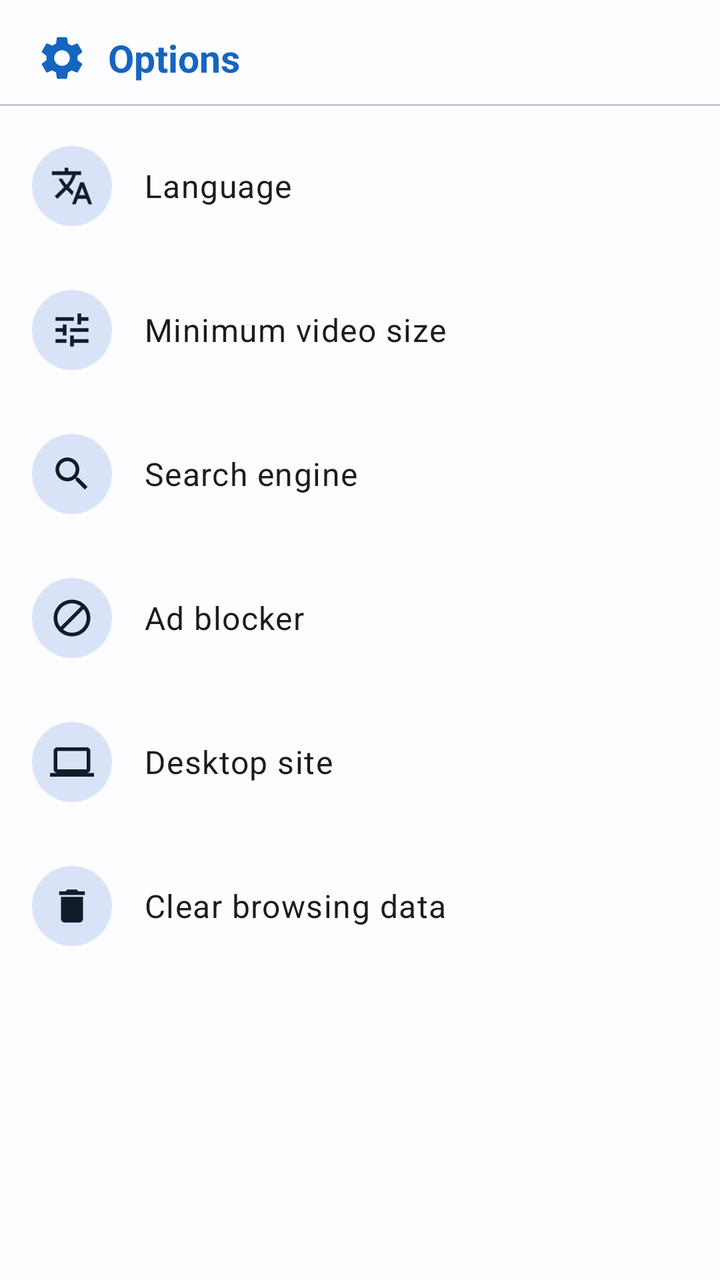
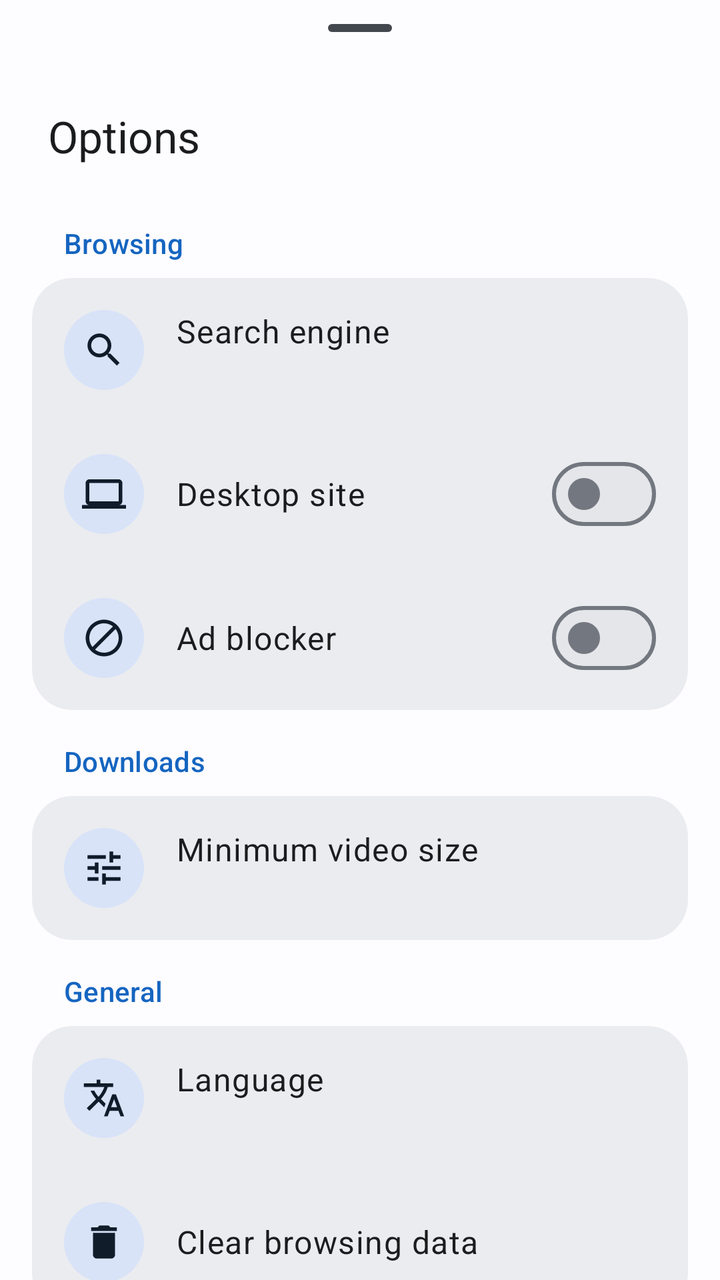

Two renders of the same Android screen: before a commit and after it. Below are the layout's source before the change and the commit's diff.
<!-- AndroidManifest.xml: application theme Theme.VideoDownloader -->
<!-- res/layout/sheet_options.xml -->
<?xml version="1.0" encoding="utf-8"?>
<ScrollView xmlns:android="http://schemas.android.com/apk/res/android"
    xmlns:app="http://schemas.android.com/apk/res-auto"
    android:layout_width="match_parent"
    android:layout_height="wrap_content"
    android:maxHeight="560dp"
    android:overScrollMode="never">

    <LinearLayout
        android:layout_width="match_parent"
        android:layout_height="wrap_content"
        android:orientation="vertical"
        android:paddingTop="16dp"
        android:paddingBottom="8dp">

        <LinearLayout
            android:layout_width="match_parent"
            android:layout_height="wrap_content"
            android:orientation="horizontal"
            android:gravity="center_vertical"
            android:paddingHorizontal="18dp"
            android:paddingBottom="10dp">

            <ImageView
                android:layout_width="26dp"
                android:layout_height="26dp"
                android:layout_marginEnd="10dp"
                android:contentDescription="@string/options_title"
                android:src="@drawable/ic_settings"
                app:tint="?attr/colorPrimary" />

            <TextView
                android:layout_width="match_parent"
                android:layout_height="wrap_content"
                android:text="@string/options_title"
                android:textColor="?attr/colorPrimary"
                android:textSize="19sp"
                android:textStyle="bold" />
        </LinearLayout>

        <View
            android:layout_width="match_parent"
            android:layout_height="1dp"
            android:layout_marginBottom="4dp"
            android:background="?attr/colorOutlineVariant" />

        
        <LinearLayout
            android:id="@+id/optLanguage"
            style="@style/OptionRow">

            <ImageView style="@style/OptionIcon" android:src="@drawable/ic_language" />

            <TextView style="@style/OptionLabel" android:text="@string/menu_language" />

            <TextView android:id="@+id/optLanguageValue" style="@style/OptionValue" />
        </LinearLayout>

        
        <LinearLayout
            android:id="@+id/optMinSize"
            style="@style/OptionRow">

            <ImageView style="@style/OptionIcon" android:src="@drawable/ic_filter" />

            <TextView style="@style/OptionLabel" android:text="@string/opt_min_size" />

            <TextView android:id="@+id/optMinSizeValue" style="@style/OptionValue" />
        </LinearLayout>

        
        <LinearLayout
            android:id="@+id/optSearch"
            style="@style/OptionRow">

            <ImageView style="@style/OptionIcon" android:src="@drawable/ic_search" />

            <TextView style="@style/OptionLabel" android:text="@string/opt_search_engine" />

            <TextView android:id="@+id/optSearchValue" style="@style/OptionValue" />
        </LinearLayout>

        
        <LinearLayout
            android:id="@+id/optAdblock"
            style="@style/OptionRow">

            <ImageView style="@style/OptionIcon" android:src="@drawable/ic_block" />

            <TextView style="@style/OptionLabel" android:text="@string/menu_adblock" />

            <com.google.android.material.materialswitch.MaterialSwitch
                android:id="@+id/optAdblockSwitch"
                android:layout_width="wrap_content"
                android:layout_height="wrap_content"
                android:clickable="false"
                android:focusable="false" />
        </LinearLayout>

        
        <LinearLayout
            android:id="@+id/optDesktop"
            style="@style/OptionRow">

            <ImageView style="@style/OptionIcon" android:src="@drawable/ic_desktop" />

            <TextView style="@style/OptionLabel" android:text="@string/opt_desktop" />

            <com.google.android.material.materialswitch.MaterialSwitch
                android:id="@+id/optDesktopSwitch"
                android:layout_width="wrap_content"
                android:layout_height="wrap_content"
                android:clickable="false"
                android:focusable="false" />
        </LinearLayout>

        
        <LinearLayout
            android:id="@+id/optClearData"
            style="@style/OptionRow">

            <ImageView style="@style/OptionIcon" android:src="@drawable/ic_delete" />

            <TextView style="@style/OptionLabel" android:text="@string/opt_clear_data" />
        </LinearLayout>
    </LinearLayout>
</ScrollView>
<!-- resources referenced by this layout -->
<resources>
  <!-- drawable ic_settings (drawable) -->
  <vector xmlns:android="http://schemas.android.com/apk/res/android"
      android:width="24dp" android:height="24dp" android:viewportWidth="24" android:viewportHeight="24"
      android:tint="?attr/colorControlNormal">
      <path android:fillColor="@android:color/white"
          android:pathData="M19.14,12.94c0.04,-0.3 0.06,-0.61 0.06,-0.94 0,-0.32 -0.02,-0.64 -0.07,-0.94l2.03,-1.58c0.18,-0.14 0.23,-0.41 0.12,-0.61l-1.92,-3.32c-0.12,-0.22 -0.37,-0.29 -0.59,-0.22l-2.39,0.96c-0.5,-0.38 -1.03,-0.7 -1.62,-0.94L14.4,2.81c-0.04,-0.24 -0.24,-0.41 -0.48,-0.41h-3.84c-0.24,0 -0.43,0.17 -0.47,0.41L9.25,5.35C8.66,5.59 8.12,5.92 7.63,6.29L5.24,5.33c-0.22,-0.08 -0.47,0 -0.59,0.22L2.74,8.87C2.62,9.08 2.66,9.34 2.86,9.48l2.03,1.58C4.84,11.36 4.8,11.69 4.8,12s0.02,0.64 0.07,0.94l-2.03,1.58c-0.18,0.14 -0.23,0.41 -0.12,0.61l1.92,3.32c0.12,0.22 0.37,0.29 0.59,0.22l2.39,-0.96c0.5,0.38 1.03,0.7 1.62,0.94l0.36,2.54c0.05,0.24 0.24,0.41 0.48,0.41h3.84c0.24,0 0.44,-0.17 0.47,-0.41l0.36,-2.54c0.59,-0.24 1.13,-0.56 1.62,-0.94l2.39,0.96c0.22,0.08 0.47,0 0.59,-0.22l1.92,-3.32c0.12,-0.22 0.07,-0.47 -0.12,-0.61l-2.01,-1.58zM12,15.6c-1.98,0 -3.6,-1.62 -3.6,-3.6s1.62,-3.6 3.6,-3.6 3.6,1.62 3.6,3.6 -1.62,3.6 -3.6,3.6z" />
  </vector>
  <string name="menu_adblock">Ad blocker</string>
  <string name="menu_language">Language</string>
  <string name="opt_desktop">Desktop site</string>
  <string name="options_title">Options</string>
  <color name="md_primary">#1565C0</color>
  <color name="md_on_primary">#FFFFFF</color>
  <color name="md_primary_container">#D3E3FD</color>
  <color name="md_secondary">#545F71</color>
  <color name="md_on_secondary">#FFFFFF</color>
  <color name="md_secondary_container">#D8E3F8</color>
  <color name="md_tertiary">#6C5677</color>
  <color name="md_on_tertiary">#FFFFFF</color>
  <color name="md_tertiary_container">#F4D9FF</color>
  <color name="md_error">#BA1A1A</color>
  <color name="md_on_error">#FFFFFF</color>
  <color name="md_error_container">#FFDAD6</color>
  <color name="md_on_error_container">#410002</color>
  <color name="md_background">#FDFCFF</color>
  <color name="md_on_background">#1A1C1E</color>
  <color name="md_surface">#FDFCFF</color>
  <color name="md_on_surface">#1A1C1E</color>
  <color name="md_surface_variant">#DFE2EB</color>
  <color name="md_on_surface_variant">#43474E</color>
  <color name="md_outline">#73777F</color>
  <color name="md_outline_variant">#C3C7CF</color>
  <color name="md_surface_container">#F1F1F4</color>
  <color name="md_inverse_surface">#2F3033</color>
  <color name="md_inverse_on_surface">#F1F0F4</color>
  <color name="md_inverse_primary">#A7C8FF</color>
  <!-- unchanged entries left out for length: 22 -->
</resources>

<!-- the commit's change to res/layout/sheet_options.xml (unified diff, before → after) -->
@@ -1,127 +1,140 @@
 <?xml version="1.0" encoding="utf-8"?>
-<ScrollView xmlns:android="http://schemas.android.com/apk/res/android"
-    xmlns:app="http://schemas.android.com/apk/res-auto"
+<androidx.core.widget.NestedScrollView xmlns:android="http://schemas.android.com/apk/res/android"
     android:layout_width="match_parent"
     android:layout_height="wrap_content"
-    android:maxHeight="560dp"
     android:overScrollMode="never">
 
     <LinearLayout
         android:layout_width="match_parent"
         android:layout_height="wrap_content"
         android:orientation="vertical"
-        android:paddingTop="16dp"
-        android:paddingBottom="8dp">
+        android:paddingBottom="24dp">
 
-        <LinearLayout
+        <com.google.android.material.bottomsheet.BottomSheetDragHandleView
             android:layout_width="match_parent"
-            android:layout_height="wrap_content"
-            android:orientation="horizontal"
-            android:gravity="center_vertical"
-            android:paddingHorizontal="18dp"
-            android:paddingBottom="10dp">
+            android:layout_height="wrap_content" />
 
-            <ImageView
-                android:layout_width="26dp"
-                android:layout_height="26dp"
-                android:layout_marginEnd="10dp"
-                android:contentDescription="@string/options_title"
-                android:src="@drawable/ic_settings"
-                app:tint="?attr/colorPrimary" />
+        <LinearLayout style="@style/SheetHeader">
 
             <TextView
-                android:layout_width="match_parent"
-                android:layout_height="wrap_content"
-                android:text="@string/options_title"
-                android:textColor="?attr/colorPrimary"
-                android:textSize="19sp"
-                android:textStyle="bold" />
-        </LinearLayout>
-
-        <View
-            android:layout_width="match_parent"
-            android:layout_height="1dp"
-            android:layout_marginBottom="4dp"
-            android:background="?attr/colorOutlineVariant" />
-
-        
-        <LinearLayout
-            android:id="@+id/optLanguage"
-            style="@style/OptionRow">
-
-            <ImageView style="@style/OptionIcon" android:src="@drawable/ic_language" />
-
-            <TextView style="@style/OptionLabel" android:text="@string/menu_language" />
-
-            <TextView android:id="@+id/optLanguageValue" style="@style/OptionValue" />
+                style="@style/SheetTitle"
+                android:text="@string/options_title" />
         </LinearLayout>
 
         
-        <LinearLayout
-            android:id="@+id/optMinSize"
-            style="@style/OptionRow">
+        <TextView
+            style="@style/OptionSectionHeader"
+            android:text="@string/opt_section_browsing" />
 
-            <ImageView style="@style/OptionIcon" android:src="@drawable/ic_filter" />
+        <LinearLayout style="@style/OptionSection">
 
-            <TextView style="@style/OptionLabel" android:text="@string/opt_min_size" />
+            <LinearLayout
+                android:id="@+id/optSearch"
+                style="@style/OptionRow">
 
-            <TextView android:id="@+id/optMinSizeValue" style="@style/OptionValue" />
+                <ImageView style="@style/OptionIcon" android:src="@drawable/ic_search" />
+
+                <LinearLayout style="@style/OptionText">
+
+                    <TextView style="@style/OptionLabel" android:text="@string/opt_search_engine" />
+
+                    <TextView android:id="@+id/optSearchValue" style="@style/OptionValue" />
+                </LinearLayout>
+            </LinearLayout>
+
+            <LinearLayout
+                android:id="@+id/optDesktop"
+                style="@style/OptionRow">
+
+                <ImageView style="@style/OptionIcon" android:src="@drawable/ic_desktop" />
+
+                <LinearLayout style="@style/OptionText">
+
+                    <TextView style="@style/OptionLabel" android:text="@string/opt_desktop" />
+                </LinearLayout>
+
+                <com.google.android.material.materialswitch.MaterialSwitch
+                    android:id="@+id/optDesktopSwitch"
+                    android:layout_width="wrap_content"
+                    android:layout_height="wrap_content"
+                    android:clickable="false"
+                    android:focusable="false" />
+            </LinearLayout>
+
+            <LinearLayout
+                android:id="@+id/optAdblock"
+                style="@style/OptionRow">
+
+                <ImageView style="@style/OptionIcon" android:src="@drawable/ic_block" />
+
+                <LinearLayout style="@style/OptionText">
+
+                    <TextView style="@style/OptionLabel" android:text="@string/menu_adblock" />
+                </LinearLayout>
+
+                <com.google.android.material.materialswitch.MaterialSwitch
+                    android:id="@+id/optAdblockSwitch"
+                    android:layout_width="wrap_content"
+                    android:layout_height="wrap_content"
+                    android:clickable="false"
+                    android:focusable="false" />
+            </LinearLayout>
         </LinearLayout>
 
         
-        <LinearLayout
-            android:id="@+id/optSearch"
-            style="@style/OptionRow">
+        <TextView
+            style="@style/OptionSectionHeader"
+            android:text="@string/downloads" />
 
-            <ImageView style="@style/OptionIcon" android:src="@drawable/ic_search" />
+        <LinearLayout style="@style/OptionSection">
 
-            <TextView style="@style/OptionLabel" android:text="@string/opt_search_engine" />
+            <LinearLayout
+                android:id="@+id/optMinSize"
+                style="@style/OptionRow">
 
-            <TextView android:id="@+id/optSearchValue" style="@style/OptionValue" />
+                <ImageView style="@style/OptionIcon" android:src="@drawable/ic_filter" />
+
+                <LinearLayout style="@style/OptionText">
+
+                    <TextView style="@style/OptionLabel" android:text="@string/opt_min_size" />
+
+                    <TextView android:id="@+id/optMinSizeValue" style="@style/OptionValue" />
+                </LinearLayout>
+            </LinearLayout>
         </LinearLayout>
 
         
-        <LinearLayout
-            android:id="@+id/optAdblock"
-            style="@style/OptionRow">
+        <TextView
+            style="@style/OptionSectionHeader"
+            android:text="@string/opt_section_general" />
 
-            <ImageView style="@style/OptionIcon" android:src="@drawable/ic_block" />
+        <LinearLayout style="@style/OptionSection">
 
-            <TextView style="@style/OptionLabel" android:text="@string/menu_adblock" />
+            <LinearLayout
+                android:id="@+id/optLanguage"
+                style="@style/OptionRow">
 
-            <com.google.android.material.materialswitch.MaterialSwitch
-                android:id="@+id/optAdblockSwitch"
-                android:layout_width="wrap_content"
-                android:layout_height="wrap_content"
-                android:clickable="false"
-                android:focusable="false" />
-        </LinearLayout>
+                <ImageView style="@style/OptionIcon" android:src="@drawable/ic_language" />
 
-        
-        <LinearLayout
-            android:id="@+id/optDesktop"
-            style="@style/OptionRow">
+                <LinearLayout style="@style/OptionText">
 
-            <ImageView style="@style/OptionIcon" android:src="@drawable/ic_desktop" />
+                    <TextView style="@style/OptionLabel" android:text="@string/menu_language" />
 
-            <TextView style="@style/OptionLabel" android:text="@string/opt_desktop" />
+                    <TextView android:id="@+id/optLanguageValue" style="@style/OptionValue" />
+                </LinearLayout>
+            </LinearLayout>
 
-            <com.google.android.material.materialswitch.MaterialSwitch
-                android:id="@+id/optDesktopSwitch"
-                android:layout_width="wrap_content"
-                android:layout_height="wrap_content"
-                android:clickable="false"
-                android:focusable="false" />
-        </LinearLayout>
+            <LinearLayout
+                android:id="@+id/optClearData"
+                style="@style/OptionRow">
 
-        
-        <LinearLayout
-            android:id="@+id/optClearData"
-            style="@style/OptionRow">
+                <ImageView style="@style/OptionIcon" android:src="@drawable/ic_delete" />
 
-            <ImageView style="@style/OptionIcon" android:src="@drawable/ic_delete" />
+                <LinearLayout style="@style/OptionText">
 
-            <TextView style="@style/OptionLabel" android:text="@string/opt_clear_data" />
+                    <TextView style="@style/OptionLabel" android:text="@string/opt_clear_data" />
+                </LinearLayout>
+            </LinearLayout>
         </LinearLayout>
     </LinearLayout>
-</ScrollView>
+</androidx.core.widget.NestedScrollView>
<!-- resource entries referenced after the edit -->
@@ -1,16 +1,61 @@
 <!-- resources referenced by this layout -->
 <resources>
-  <!-- drawable ic_settings (drawable) -->
-  <vector xmlns:android="http://schemas.android.com/apk/res/android"
-      android:width="24dp" android:height="24dp" android:viewportWidth="24" android:viewportHeight="24"
-      android:tint="?attr/colorControlNormal">
-      <path android:fillColor="@android:color/white"
-          android:pathData="M19.14,12.94c0.04,-0.3 0.06,-0.61 0.06,-0.94 0,-0.32 -0.02,-0.64 -0.07,-0.94l2.03,-1.58c0.18,-0.14 0.23,-0.41 0.12,-0.61l-1.92,-3.32c-0.12,-0.22 -0.37,-0.29 -0.59,-0.22l-2.39,0.96c-0.5,-0.38 -1.03,-0.7 -1.62,-0.94L14.4,2.81c-0.04,-0.24 -0.24,-0.41 -0.48,-0.41h-3.84c-0.24,0 -0.43,0.17 -0.47,0.41L9.25,5.35C8.66,5.59 8.12,5.92 7.63,6.29L5.24,5.33c-0.22,-0.08 -0.47,0 -0.59,0.22L2.74,8.87C2.62,9.08 2.66,9.34 2.86,9.48l2.03,1.58C4.84,11.36 4.8,11.69 4.8,12s0.02,0.64 0.07,0.94l-2.03,1.58c-0.18,0.14 -0.23,0.41 -0.12,0.61l1.92,3.32c0.12,0.22 0.37,0.29 0.59,0.22l2.39,-0.96c0.5,0.38 1.03,0.7 1.62,0.94l0.36,2.54c0.05,0.24 0.24,0.41 0.48,0.41h3.84c0.24,0 0.44,-0.17 0.47,-0.41l0.36,-2.54c0.59,-0.24 1.13,-0.56 1.62,-0.94l2.39,0.96c0.22,0.08 0.47,0 0.59,-0.22l1.92,-3.32c0.12,-0.22 0.07,-0.47 -0.12,-0.61l-2.01,-1.58zM12,15.6c-1.98,0 -3.6,-1.62 -3.6,-3.6s1.62,-3.6 3.6,-3.6 3.6,1.62 3.6,3.6 -1.62,3.6 -3.6,3.6z" />
-  </vector>
+  <string name="downloads">Downloads</string>
   <string name="menu_adblock">Ad blocker</string>
   <string name="menu_language">Language</string>
   <string name="opt_desktop">Desktop site</string>
+  <string name="opt_section_browsing">Browsing</string>
+  <string name="opt_section_general">General</string>
   <string name="options_title">Options</string>
+  <style name="OptionSection">
+          <item name="android:layout_width">match_parent</item>
+          <item name="android:layout_height">wrap_content</item>
+          <item name="android:layout_marginHorizontal">16dp</item>
+          <item name="android:orientation">vertical</item>
+          <item name="android:background">@drawable/bg_section_card</item>
+          <item name="android:clipToOutline">true</item>
+      </style>
+  <style name="OptionSectionHeader">
+          <item name="android:layout_width">match_parent</item>
+          <item name="android:layout_height">wrap_content</item>
+          <item name="android:paddingStart">32dp</item>
+          <item name="android:paddingTop">16dp</item>
+          <item name="android:paddingBottom">8dp</item>
+          <item name="android:textAppearance">?attr/textAppearanceLabelLarge</item>
+          <item name="android:textColor">?attr/colorPrimary</item>
+      </style>
+  <style name="OptionText">
+          <item name="android:layout_width">0dp</item>
+          <item name="android:layout_height">wrap_content</item>
+          <item name="android:layout_weight">1</item>
+          <item name="android:orientation">vertical</item>
+      </style>
+  <style name="SheetHeader">
+          <item name="android:layout_width">match_parent</item>
+          <item name="android:layout_height">wrap_content</item>
+          <item name="android:orientation">horizontal</item>
+          <item name="android:gravity">center_vertical</item>
+          <item name="android:minHeight">48dp</item>
+          <item name="android:paddingStart">24dp</item>
+          <item name="android:paddingEnd">12dp</item>
+          <item name="android:paddingBottom">8dp</item>
+      </style>
+  <style name="SheetTitle">
+          <item name="android:layout_width">0dp</item>
+          <item name="android:layout_height">wrap_content</item>
+          <item name="android:layout_weight">1</item>
+          <item name="android:textAppearance">?attr/textAppearanceTitleLarge</item>
+          <item name="android:textColor">?attr/colorOnSurface</item>
+          <item name="android:maxLines">1</item>
+          <item name="android:ellipsize">end</item>
+      </style>
+  <!-- drawable bg_section_card (drawable) -->
+  <?xml version="1.0" encoding="utf-8"?>
+  <shape xmlns:android="http://schemas.android.com/apk/res/android"
+      android:shape="rectangle">
+      <solid android:color="?attr/colorSurfaceContainerHigh" />
+      <corners android:radius="20dp" />
+  </shape>
   <color name="md_primary">#1565C0</color>
   <color name="md_on_primary">#FFFFFF</color>
   <color name="md_primary_container">#D3E3FD</color>
